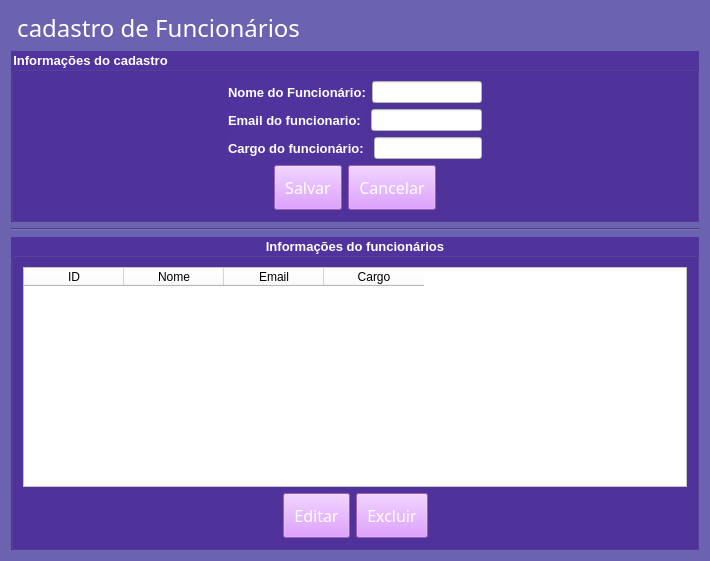
Before: the Qt Designer form view/cadastro_funcionarios.ui in Michel3-01/Sistema_Loja_de_Roupas, drawn with Qt 5.
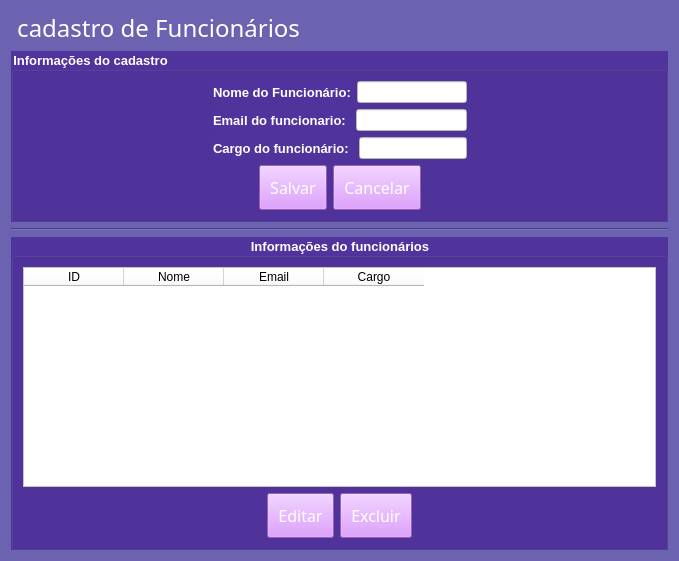
After: the same form once the commit is applied.

```diff
--- a/view/cadastro_funcionarios.ui
+++ b/view/cadastro_funcionarios.ui
@@ -6,7 +6,7 @@
    <rect>
     <x>0</x>
     <y>0</y>
-    <width>710</width>
+    <width>679</width>
     <height>561</height>
    </rect>
   </property>
```
Left out of the diff: 4 changed lines with no effect on the pictures.
